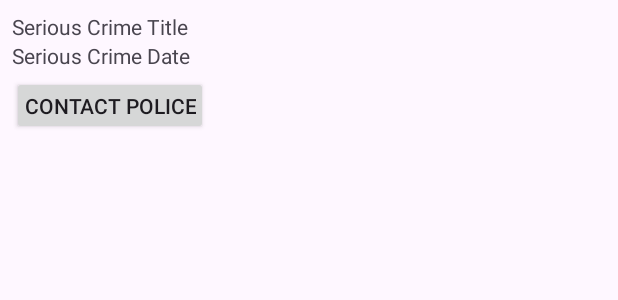
After one commit to neoseurae12/CriminalIntent, an Android app: the layout list_item_serious_crime.xml on its own in the app's theme, with its tools: preview values and no code run, on a phone screen of 412 x 824 dp. The commit adds this screen. Shown: the top 300 px of the screen. Run offline under Robolectric (Android 15) with nearby library versions, the phone set to English and light mode, and no system bars.

Commit message:
Create two different types of rows in the RecyclerView: 1) a normal row and 2) a row for more serious crimes
- view type
- getItemViewType(Int) function

```diff
--- a/app/src/main/java/com/bignerdranch/android/criminalintent/CrimeDetailFragment.kt
+++ b/app/src/main/java/com/bignerdranch/android/criminalintent/CrimeDetailFragment.kt
@@ -26,7 +26,8 @@ class CrimeDetailFragment: Fragment() {
             id = UUID.randomUUID(),
             title = "",
             date = Date(),
-            isSolved = false
+            isSolved = false,
+            requiresPolice = false
         )
     }
 
--- a/app/src/main/java/com/bignerdranch/android/criminalintent/CrimeListViewModel.kt
+++ b/app/src/main/java/com/bignerdranch/android/criminalintent/CrimeListViewModel.kt
@@ -14,7 +14,8 @@ class CrimeListViewModel: ViewModel() {
                 id = UUID.randomUUID(),
                 title = "Crime #$i",
                 date = Date(),
-                isSolved = i % 2 == 0
+                isSolved = i % 2 == 0,
+                requiresPolice = i % 3 == 0
             )
 
             crimes += crime
--- /dev/null
+++ b/app/src/main/res/layout/list_item_serious_crime.xml
@@ -0,0 +1,31 @@
+<?xml version="1.0" encoding="utf-8"?>
+<LinearLayout xmlns:android="http://schemas.android.com/apk/res/android"
+    xmlns:app="http://schemas.android.com/apk/res-auto"
+    android:layout_width="match_parent"
+    android:layout_height="wrap_content"
+    android:orientation="vertical"
+    android:padding="8dp">
+
+    <TextView
+        android:id="@+id/serious_crime_title"
+        android:layout_width="wrap_content"
+        android:layout_height="wrap_content"
+        android:text="Serious Crime Title" />
+
+    <TextView
+        android:id="@+id/serious_crime_date"
+        android:layout_width="wrap_content"
+        android:layout_height="wrap_content"
+        android:text="Serious Crime Date" />
+
+    <androidx.appcompat.widget.AppCompatButton
+        android:id="@+id/contact_police_button"
+        android:layout_width="wrap_content"
+        android:layout_height="wrap_content"
+        android:minHeight="0dp"
+        android:paddingHorizontal="8dp"
+        android:layout_marginTop="4dp"
+        android:text="Contact Police"
+        android:contentDescription="@string/contact_police_button" />
+
+</LinearLayout>
--- a/app/src/main/res/values/strings.xml
+++ b/app/src/main/res/values/strings.xml
@@ -5,4 +5,5 @@
     <string name="crime_title_label">Title</string>
     <string name="crime_details_label">Details</string>
     <string name="crime_solved_label">Solved</string>
+    <string name="contact_police_button">Contact Police Button</string>
 </resources>
```
Also changed, not shown: app/src/main/java/com/bignerdranch/android/criminalintent/Crime.kt (+7 -1 lines), app/src/main/java/com/bignerdranch/android/criminalintent/CrimeListAdapter.kt (+57 -7 lines).
